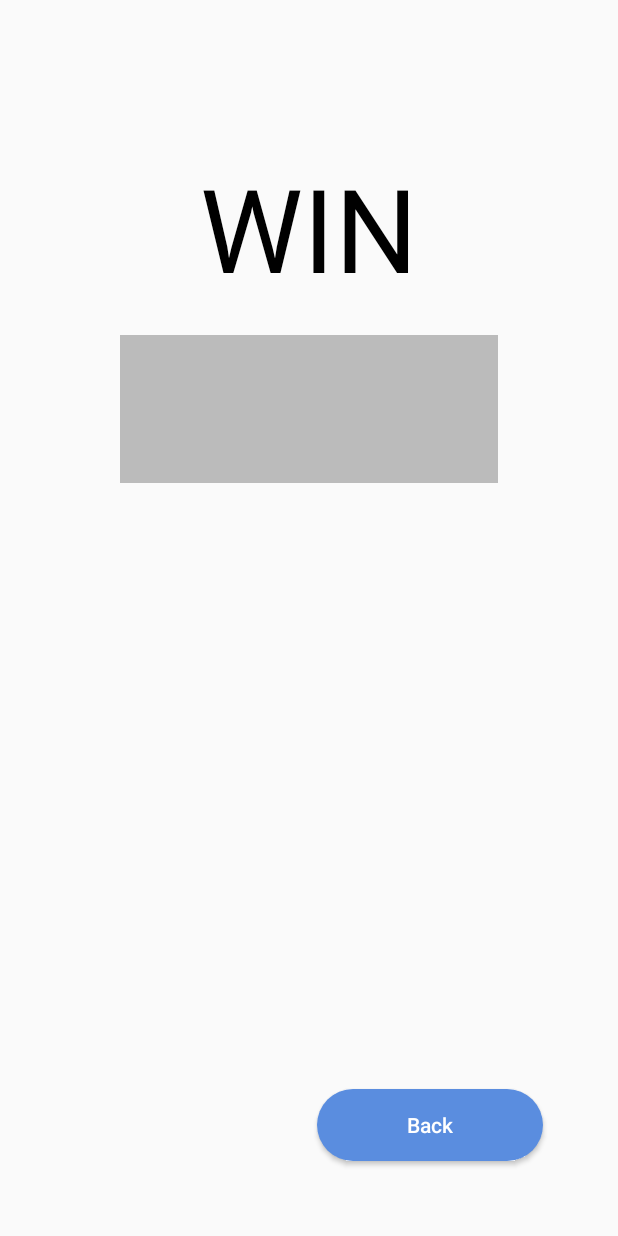
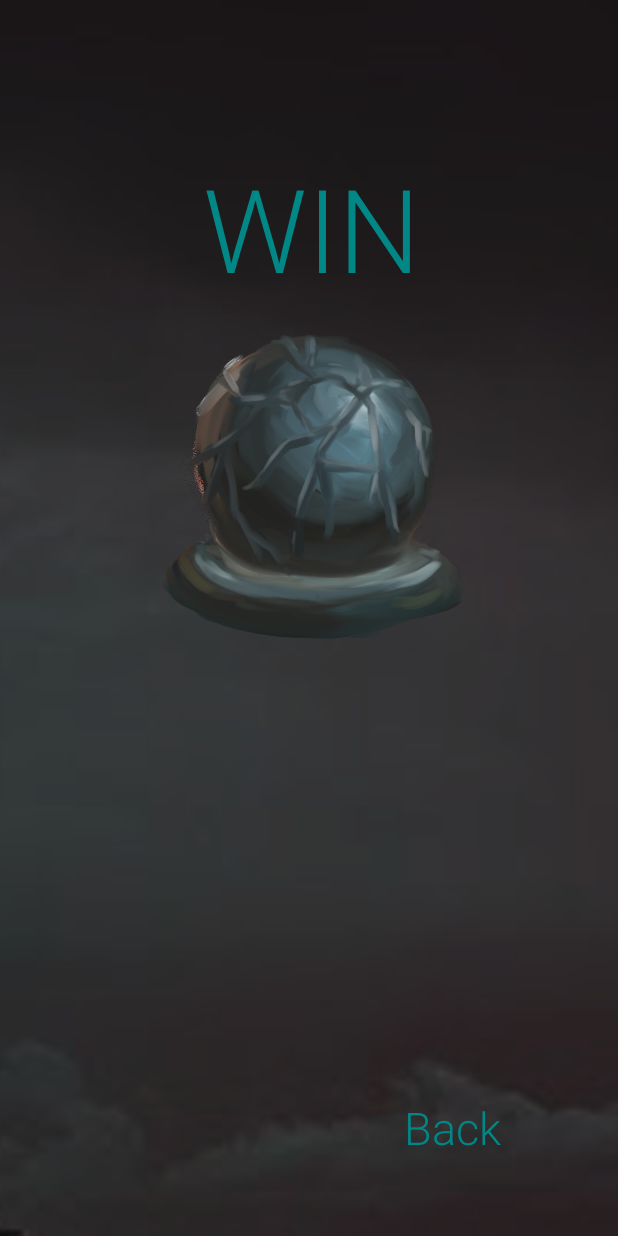
Before and after one commit to MJumbrella/HitBall-App, an Android app: the ResultActivity screen opened directly, with no data from a screen before it, on a phone screen of 412 x 824 dp. Run offline under Robolectric (Android 15) with nearby library versions, the light colour scheme and no system bars.

Commit message:
change result page

```diff
--- a/app/src/main/res/layout/activity_result.xml
+++ b/app/src/main/res/layout/activity_result.xml
@@ -4,26 +4,45 @@
     xmlns:tools="http://schemas.android.com/tools"
     android:layout_width="match_parent"
     android:layout_height="match_parent"
+    android:background="@drawable/backg"
     tools:context=".ResultActivity">
 
+
+    <ImageView
+        android:id="@+id/imageView7"
+        android:layout_width="278dp"
+        android:layout_height="389dp"
+        android:layout_alignParentStart="true"
+        android:layout_alignParentTop="true"
+        android:layout_centerHorizontal="true"
+        android:layout_marginStart="73dp"
+        android:layout_marginTop="142dp"
+        android:contentDescription="@image of ball"
+        app:srcCompat="@drawable/ball" />
 
     <TextView
         android:id="@+id/result_win"
         android:layout_width="match_parent"
         android:layout_height="wrap_content"
+        android:layout_alignParentStart="true"
+        android:layout_alignParentEnd="true"
+        android:layout_marginStart="0dp"
         android:layout_marginTop="100dp"
+        android:layout_marginEnd="-3dp"
+        android:fontFamily="sans-serif-light"
         android:gravity="center"
         android:text="WIN"
-        android:textColor="@color/black"
+        android:textColor="@color/teal_700"
         android:textSize="77sp" />
 
     <LinearLayout
         android:layout_width="match_parent"
         android:layout_height="wrap_content"
         android:layout_below="@id/result_win"
+        android:layout_centerInParent="true"
         android:layout_marginHorizontal="80dp"
-        android:layout_marginTop="20dp"
-        android:background="@color/colorButtonDisable"
+        android:layout_marginTop="222dp"
+        android:background="@null"
         android:orientation="vertical"
         android:paddingHorizontal="30dp">
 
@@ -32,7 +51,8 @@
             android:layout_width="match_parent"
             android:layout_height="wrap_content"
             android:paddingVertical="10dp"
-            android:textColor="@color/black"
+            android:gravity="center"
+            android:textColor="@color/teal_700"
             android:textSize="22sp" />
 
         <TextView
@@ -40,7 +60,8 @@
             android:layout_width="match_parent"
             android:layout_height="wrap_content"
             android:paddingVertical="10dp"
-            android:textColor="@color/black"
+            android:gravity="center"
+            android:textColor="@color/teal_700"
             android:textSize="22sp" />
 
     </LinearLayout>
@@ -50,13 +71,15 @@
         android:layout_height="wrap_content"
         android:layout_alignParentRight="true"
         android:layout_alignParentBottom="true"
-        android:layout_marginRight="50dp"
-        android:layout_marginBottom="50dp"
-        android:background="@drawable/button_selector"
+        android:layout_marginRight="18dp"
+        android:layout_marginBottom="48dp"
+        android:background="@null"
+        android:fontFamily="sans-serif-light"
+        android:onClick="onBackClick"
         android:paddingHorizontal="60dp"
         android:text="Back"
-        android:onClick="onBackClick"
-        android:textColor="@color/white" />
+        android:textColor="@color/teal_700"
+        android:textSize="30sp" />
 
 
 </RelativeLayout>
```
